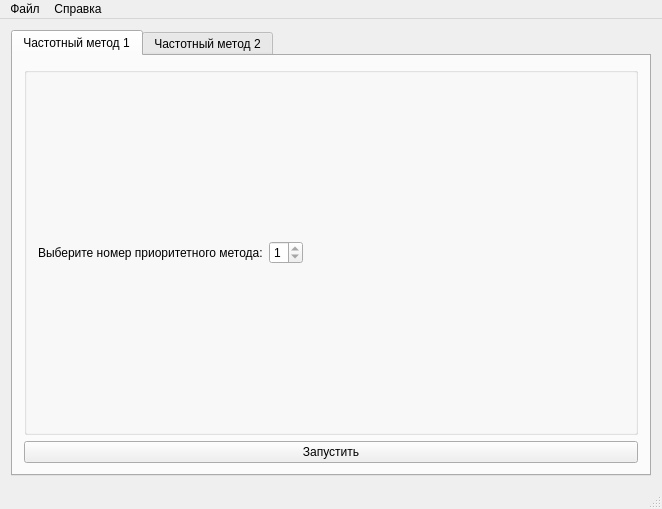
This is mainwindow.ui in TaronovRmn/CAMethodCombiner as Qt 5 draws it before an edit. The edited form follows.
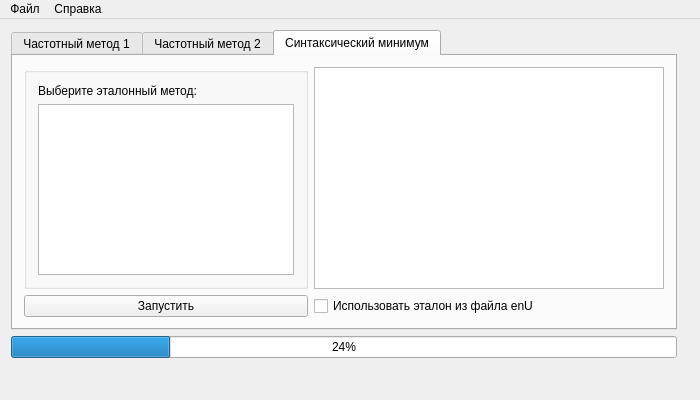
This is the edited form.

What changed in the file:
```diff
--- a/mainwindow.ui
+++ b/mainwindow.ui
@@ -6,19 +6,52 @@
    <rect>
     <x>0</x>
     <y>0</y>
-    <width>662</width>
-    <height>509</height>
+    <width>700</width>
+    <height>400</height>
    </rect>
   </property>
+  <property name="sizePolicy">
+   <sizepolicy hsizetype="Fixed" vsizetype="Fixed">
+    <horstretch>0</horstretch>
+    <verstretch>0</verstretch>
+   </sizepolicy>
+  </property>
+  <property name="minimumSize">
+   <size>
+    <width>700</width>
+    <height>400</height>
+   </size>
+  </property>
+  <property name="maximumSize">
+   <size>
+    <width>700</width>
+    <height>400</height>
+   </size>
+  </property>
   <property name="windowTitle">
    <string>Crypto Analysis Method Combiner</string>
   </property>
   <widget class="QWidget" name="centralWidget">
+   <property name="sizePolicy">
+    <sizepolicy hsizetype="Fixed" vsizetype="Fixed">
+     <horstretch>0</horstretch>
+     <verstretch>0</verstretch>
+    </sizepolicy>
+   </property>
    <layout class="QGridLayout" name="gridLayout">
+    <property name="sizeConstraint">
+     <enum>QLayout::SetFixedSize</enum>
+    </property>
     <item row="0" column="0">
-     <widget class="QTabWidget" name="tabWidget">
+     <widget class="QTabWidget" name="tablets">
+      <property name="maximumSize">
+       <size>
+        <width>16777215</width>
+        <height>300</height>
+       </size>
+      </property>
       <property name="currentIndex">
-       <number>0</number>
+       <number>2</number>
       </property>
       <widget class="QWidget" name="fm1tab">
        <attribute name="title">
@@ -35,36 +68,16 @@
             <property name="title">
              <string/>
             </property>
-            <layout class="QHBoxLayout" name="horizontalLayout_2">
+            <layout class="QVBoxLayout" name="verticalLayout">
              <item>
-              <widget class="QLabel" name="label">
+              <widget class="QLabel" name="numberFm1Label">
                <property name="text">
-                <string>Выберите номер приоритетного метода:</string>
+                <string>Выберите приоритетный метод:</string>
                </property>
               </widget>
              </item>
              <item>
-              <widget class="QSpinBox" name="numbersSpin">
-               <property name="minimum">
-                <number>1</number>
-               </property>
-               <property name="maximum">
-                <number>1</number>
-               </property>
-              </widget>
-             </item>
-             <item>
-              <spacer name="horizontalSpacer">
-               <property name="orientation">
-                <enum>Qt::Horizontal</enum>
-               </property>
-               <property name="sizeHint" stdset="0">
-                <size>
-                 <width>40</width>
-                 <height>20</height>
-                </size>
-               </property>
-              </spacer>
+              <widget class="QListWidget" name="namesList"/>
              </item>
             </layout>
            </widget>
@@ -73,6 +86,12 @@
         </item>
         <item row="1" column="0">
          <widget class="QPushButton" name="fm1StartButton">
+          <property name="sizePolicy">
+           <sizepolicy hsizetype="Minimum" vsizetype="Preferred">
+            <horstretch>0</horstretch>
+            <verstretch>0</verstretch>
+           </sizepolicy>
+          </property>
           <property name="text">
            <string>Запустить</string>
           </property>
@@ -84,7 +103,142 @@
        <attribute name="title">
         <string>Частотный метод 2</string>
        </attribute>
+       <layout class="QGridLayout" name="gridLayout_3">
+        <item row="0" column="1">
+         <widget class="QTableWidget" name="fm2table">
+          <property name="minimumSize">
+           <size>
+            <width>350</width>
+            <height>0</height>
+           </size>
+          </property>
+         </widget>
+        </item>
+        <item row="1" column="0">
+         <widget class="QPushButton" name="fm2StartButton">
+          <property name="sizePolicy">
+           <sizepolicy hsizetype="Minimum" vsizetype="Preferred">
+            <horstretch>0</horstretch>
+            <verstretch>0</verstretch>
+           </sizepolicy>
+          </property>
+          <property name="text">
+           <string>Запустить</string>
+          </property>
+         </widget>
+        </item>
+        <item row="0" column="0">
+         <layout class="QHBoxLayout" name="horizontalLayout_2">
+          <item>
+           <widget class="QGroupBox" name="ourGroup_2">
+            <property name="enabled">
+             <bool>true</bool>
+            </property>
+            <property name="title">
+             <string/>
+            </property>
+            <layout class="QVBoxLayout" name="verticalLayout_2">
+             <item>
+              <widget class="QLabel" name="numberFm1Label_2">
+               <property name="text">
+                <string>Список существущих методов:</string>
+               </property>
+              </widget>
+             </item>
+             <item>
+              <widget class="QListWidget" name="namesList_2"/>
+             </item>
+            </layout>
+           </widget>
+          </item>
+         </layout>
+        </item>
+       </layout>
       </widget>
+      <widget class="QWidget" name="syntab">
+       <attribute name="title">
+        <string>Синтаксический минимум</string>
+       </attribute>
+       <layout class="QGridLayout" name="gridLayout_4">
+        <item row="1" column="1">
+         <widget class="QTableWidget" name="synTable">
+          <property name="minimumSize">
+           <size>
+            <width>350</width>
+            <height>0</height>
+           </size>
+          </property>
+          <property name="maximumSize">
+           <size>
+            <width>350</width>
+            <height>16777215</height>
+           </size>
+          </property>
+         </widget>
+        </item>
+        <item row="1" column="0">
+         <widget class="QGroupBox" name="ourGroup_3">
+          <property name="enabled">
+           <bool>true</bool>
+          </property>
+          <property name="maximumSize">
+           <size>
+            <width>300</width>
+            <height>225</height>
+           </size>
+          </property>
+          <property name="title">
+           <string/>
+          </property>
+          <layout class="QVBoxLayout" name="verticalLayout_3">
+           <item>
+            <widget class="QLabel" name="numberFm1Label_3">
+             <property name="text">
+              <string>Выберите эталонный метод:</string>
+             </property>
+            </widget>
+           </item>
+           <item>
+            <widget class="QListWidget" name="synList"/>
+           </item>
+          </layout>
+         </widget>
+        </item>
+        <item row="2" column="0">
+         <widget class="QPushButton" name="synStartButton">
+          <property name="sizePolicy">
+           <sizepolicy hsizetype="Minimum" vsizetype="Preferred">
+            <horstretch>0</horstretch>
+            <verstretch>0</verstretch>
+           </sizepolicy>
+          </property>
+          <property name="text">
+           <string>Запустить</string>
+          </property>
+         </widget>
+        </item>
+        <item row="2" column="1">
+         <widget class="QCheckBox" name="enuUsing">
+          <property name="text">
+           <string>Использовать эталон из файла enU</string>
+          </property>
+         </widget>
+        </item>
+       </layout>
+      </widget>
+     </widget>
+    </item>
+    <item row="1" column="0">
+     <widget class="QProgressBar" name="progressBar">
+      <property name="enabled">
+       <bool>true</bool>
+      </property>
+      <property name="value">
+       <number>24</number>
+      </property>
+      <property name="textVisible">
+       <bool>true</bool>
+      </property>
      </widget>
     </item>
    </layout>
@@ -94,7 +248,7 @@
     <rect>
      <x>0</x>
      <y>0</y>
-     <width>662</width>
+     <width>700</width>
      <height>21</height>
     </rect>
    </property>
@@ -115,7 +269,11 @@
    <addaction name="menu"/>
    <addaction name="menu_2"/>
   </widget>
-  <widget class="QStatusBar" name="statusBar"/>
+  <widget class="QStatusBar" name="statusBar">
+   <property name="sizeGripEnabled">
+    <bool>false</bool>
+   </property>
+  </widget>
   <action name="about">
    <property name="text">
     <string>О программе</string>
```
Left out of the diff: 10 changed lines with no effect on the pictures.
